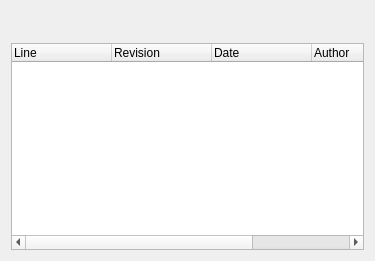
Qt form src/svnfrontend/blamedisplay.ui (centic9/kdesvn-ppa) before a commit.
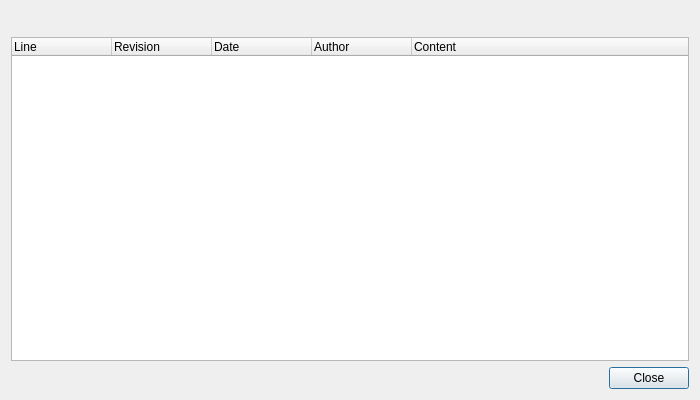
The same form after that commit. Custom widgets are drawn as their Qt base class.

Patch:
```diff
--- a/src/svnfrontend/blamedisplay.ui
+++ b/src/svnfrontend/blamedisplay.ui
@@ -1,17 +1,20 @@
 <?xml version="1.0" encoding="UTF-8"?>
 <ui version="4.0">
  <class>BlameDisplay</class>
- <widget class="QWidget" name="BlameDisplay">
+ <widget class="QDialog" name="BlameDisplay">
   <property name="geometry">
    <rect>
     <x>0</x>
     <y>0</y>
-    <width>375</width>
-    <height>261</height>
+    <width>700</width>
+    <height>400</height>
    </rect>
   </property>
-  <layout class="QVBoxLayout" name="verticalLayout">
-   <item>
+  <layout class="QGridLayout" name="gridLayout">
+   <item row="0" column="0">
+    <widget class="KTreeWidgetSearchLineWidget" name="m_TreeSearch"/>
+   </item>
+   <item row="0" column="1">
     <widget class="EncodingSelector_impl" name="m_encodingSel" native="true">
      <property name="minimumSize">
       <size>
@@ -21,10 +24,7 @@
      </property>
     </widget>
    </item>
-   <item>
-    <widget class="KTreeWidgetSearchLineWidget" name="m_TreeSearch"/>
-   </item>
-   <item>
+   <item row="1" column="0" colspan="2">
     <widget class="QTreeWidget" name="m_BlameTree">
      <property name="contextMenuPolicy">
       <enum>Qt::ActionsContextMenu</enum>
@@ -62,6 +62,13 @@
      </column>
     </widget>
    </item>
+   <item row="2" column="0" colspan="2">
+    <widget class="QDialogButtonBox" name="buttonBox">
+     <property name="standardButtons">
+      <set>QDialogButtonBox::Close</set>
+     </property>
+    </widget>
+   </item>
   </layout>
  </widget>
  <layoutdefault spacing="6" margin="11"/>
```
Left out of the diff: 43 changed lines with no effect on the pictures.
